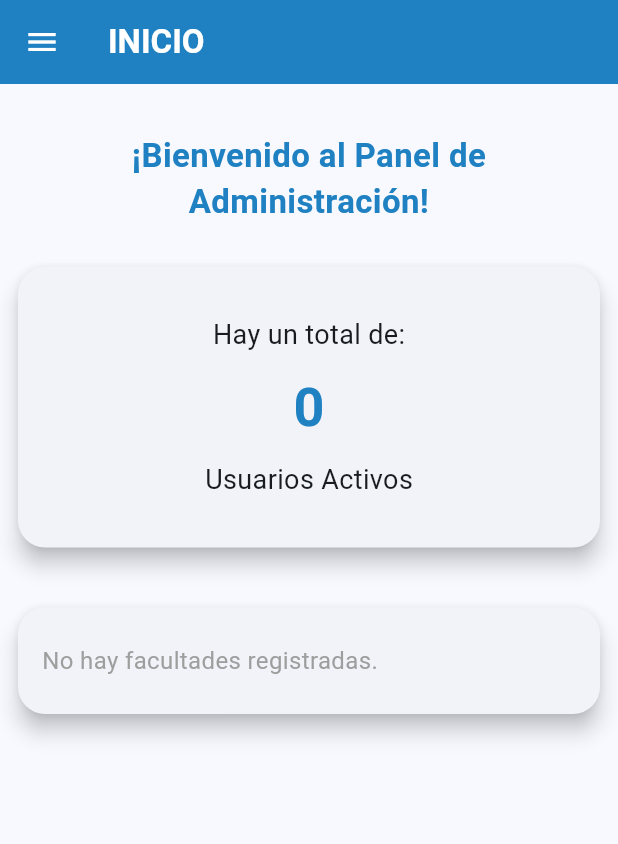
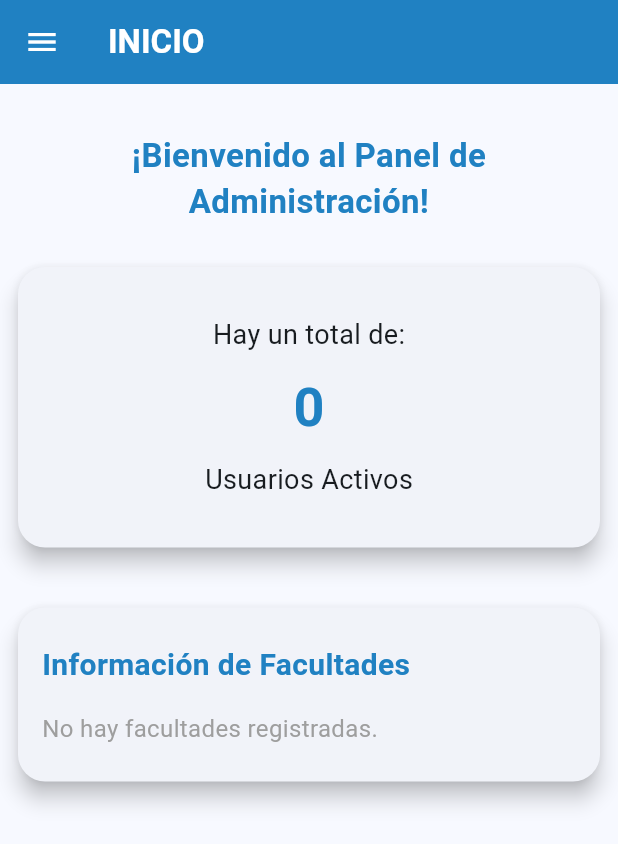
Before and after one commit to e1409e/smged, a Flutter app: the AdminDashboardScreen screen opened by its route, on a phone screen of 412 x 824 dp. Shown: the top 844 px of the screen. Run offline on Flutter 3.47's test engine with Material 3 defaults, Android fonts, the phone set to English and light mode, and no system bars; our stand-ins replace data_table_2, pdf, printing, shared_preferences; accounts and stored records are empty; network calls fail.

Commit message:
modulo de administrador completo

```diff
--- a/lib/layout/screens/admin_dashboard_screen.dart
+++ b/lib/layout/screens/admin_dashboard_screen.dart
@@ -223,19 +223,74 @@ class _AdminDashboardScreenState extends State<AdminDashboardScreen> {
                           child: Column(
                             crossAxisAlignment: CrossAxisAlignment.start,
                             children: [
-                              ..._facultades.map((facultad) => Padding(
-                                    padding: const EdgeInsets.symmetric(vertical: 6.0),
-                                    child: Text(
-                                      'La Facultad de ${facultad.facultad} tiene ${_cantidadCarrerasPorFacultad(facultad.idFacultad)} carreras',
-                                      style: const TextStyle(fontSize: 16),
-                                      textAlign: TextAlign.start,
-                                    ),
-                                  )),
+                              const Padding(
+                                padding: EdgeInsets.only(bottom: 16.0),
+                                child: Text(
+                                  'Información de Facultades',
+                                  style: TextStyle(
+                                    fontSize: 20,
+                                    fontWeight: FontWeight.bold,
+                                    color: AppColors.primary,
+                                  ),
+                                ),
+                              ),
                               if (_facultades.isEmpty)
                                 const Text(
                                   'No hay facultades registradas.',
                                   style: TextStyle(fontSize: 16, color: Colors.grey),
                                 ),
+                              ..._facultades.map(
+                                (facultad) => Padding(
+                                  padding: const EdgeInsets.symmetric(vertical: 8.0),
+                                  child: SizedBox(
+                                    width: 400, // Ancho fijo para todas las cards de facultad
+                                    child: Card(
+                                      elevation: 4,
+                                      shape: RoundedRectangleBorder(borderRadius: BorderRadius.circular(14)),
+                                      child: Padding(
+                                        padding: const EdgeInsets.symmetric(vertical: 18, horizontal: 18),
+                                        child: Column(
+                                          crossAxisAlignment: CrossAxisAlignment.start,
+                                          children: [
+                                            Row(
+                                              children: [
+                                                const Icon(Icons.account_balance, color: AppColors.primary, size: 22),
+                                                const SizedBox(width: 8),
+                                                const Text(
+                                                  'Facultad: ',
+                                                  style: TextStyle(fontWeight: FontWeight.bold, fontSize: 16),
+                                                ),
+                                                Expanded(
+                                                  child: Text(
+                                                    facultad.facultad,
+                                                    style: const TextStyle(fontSize: 16),
+                                                    overflow: TextOverflow.ellipsis,
+                                                  ),
+                                                ),
+                                              ],
+                                            ),
+                                            const SizedBox(height: 8),
+                                            Row(
+                                              children: [
+                                                const Icon(Icons.school, color: AppColors.primary, size: 22),
+                                                const SizedBox(width: 8),
+                                                const Text(
+                                                  'Cantidad de carreras: ',
+                                                  style: TextStyle(fontWeight: FontWeight.bold, fontSize: 16),
+                                                ),
+                                                Text(
+                                                  '${_cantidadCarrerasPorFacultad(facultad.idFacultad)}',
+                                                  style: const TextStyle(fontSize: 16),
+                                                ),
+                                              ],
+                                            ),
+                                          ],
+                                        ),
+                                      ),
+                                    ),
+                                  ),
+                                ),
+                              ),
                             ],
                           ),
                         ),
```
